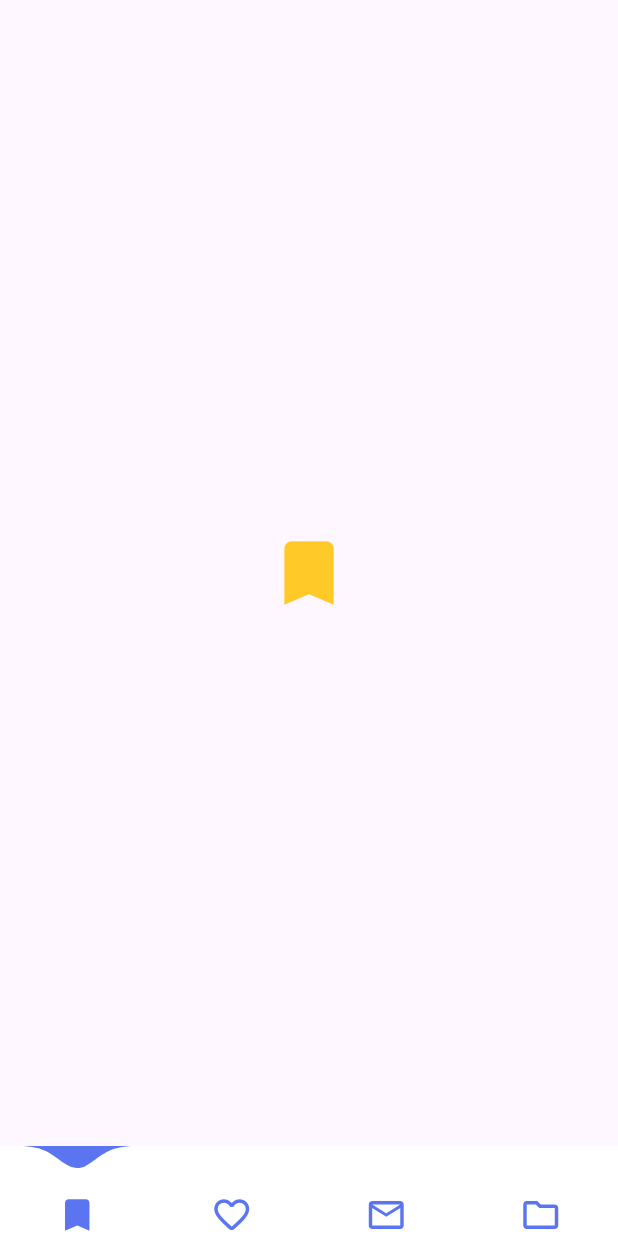
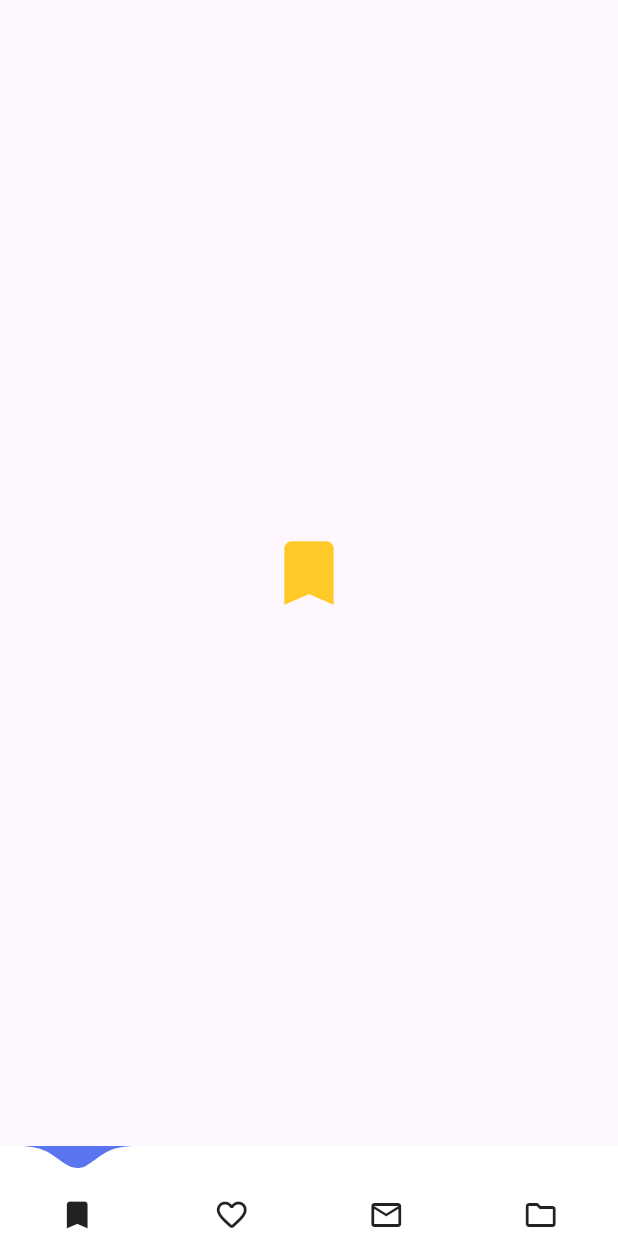
Before and after one commit to watery-desert/water_drop_nav_bar, a Flutter app: the screen it shows after launch, on a phone screen of 412 x 824 dp. Run offline on Flutter 3.47's test engine with Material 3 defaults, Android fonts, the phone set to English and light mode, and no system bars.

Commit message:
removed IconData restriction in BarItem. Now any widget can be used according to UI requirements.

```diff
--- a/example/lib/main.dart
+++ b/example/lib/main.dart
@@ -96,25 +96,25 @@ class _MyHomePageState extends State<MyHomePage> {
               selectedIndex = index;
             });
             pageController.animateToPage(selectedIndex,
-                duration: const Duration(milliseconds: 400),
-                curve: Curves.easeOutQuad);
+                duration: const Duration(milliseconds: 400), curve: Curves.easeOutQuad);
           },
           selectedIndex: selectedIndex,
           barItems: <BarItem>[
             BarItem(
-              filledIcon: Icons.bookmark_rounded,
-              outlinedIcon: Icons.bookmark_border_rounded,
+              filledIcon: const Icon(Icons.bookmark_rounded),
+              outlinedIcon: const Icon(Icons.bookmark_border_rounded),
             ),
             BarItem(
-                filledIcon: Icons.favorite_rounded,
-                outlinedIcon: Icons.favorite_border_rounded),
-            BarItem(
-              filledIcon: Icons.email_rounded,
-              outlinedIcon: Icons.email_outlined,
+              filledIcon: const Icon(Icons.favorite_rounded),
+              outlinedIcon: const Icon(Icons.favorite_border_rounded),
             ),
             BarItem(
-              filledIcon: Icons.folder_rounded,
-              outlinedIcon: Icons.folder_outlined,
+              filledIcon: const Icon(Icons.email_rounded),
+              outlinedIcon: const Icon(Icons.email_outlined),
+            ),
+            BarItem(
+              filledIcon: const Icon(Icons.folder_rounded),
+              outlinedIcon: const Icon(Icons.folder_outlined),
             ),
           ],
         ),
--- a/lib/src/bar_item.dart
+++ b/lib/src/bar_item.dart
@@ -2,10 +2,10 @@ import 'package:flutter/material.dart';
 
 class BarItem {
   /// Selected or active icon must be filled icon and complementary to inactive icon.
-  final IconData filledIcon;
+  final Widget filledIcon;
 
   /// Normal or inactive icon must be outlined icon and complementary to active icon.
-  final IconData outlinedIcon;
+  final Widget outlinedIcon;
   BarItem({
     required this.filledIcon,
     required this.outlinedIcon,
--- a/lib/src/build_icon_button.dart
+++ b/lib/src/build_icon_button.dart
@@ -5,8 +5,8 @@ import 'icon_clipper.dart';
 class BuildIconButton extends StatelessWidget {
   final VoidCallback onPressed;
   final AnimationController controller;
-  final IconData selectedIcon;
-  final IconData unslectedIcon;
+  final Widget selectedIcon;
+  final Widget unslectedIcon;
   final int seletedIndex;
   final int index;
   final Color color;
@@ -80,14 +80,12 @@ class BuildIconButton extends StatelessWidget {
             Transform.scale(
               scale: _bottomIconScale(),
               child: Opacity(
-                  opacity: controller.value > 0.8 && seletedIndex == index
-                      ? 0.0
-                      : 1.0,
-                  child: Icon(
-                    unslectedIcon,
-                    size: iconSize,
-                    color: inactiveColor,
-                  )),
+                opacity: controller.value > 0.8 && seletedIndex == index ? 0.0 : 1.0,
+                child: SizedBox(
+                  height: iconSize,
+                  child: unslectedIcon,
+                ),
+              ),
             ),
             Transform.scale(
               scale: _topIconScale(),
@@ -96,15 +94,11 @@ class BuildIconButton extends StatelessWidget {
                   radius: _clipRadius(),
                 ),
                 child: Opacity(
-                  opacity: controller.value > 0.6 && seletedIndex == index
-                      ? 1.0
-                      : 0.0,
-                  child: Icon(
-                    selectedIcon,
-                    size: iconSize,
-                    color: color,
-                  ),
-                ),
+                    opacity: controller.value > 0.6 && seletedIndex == index ? 1.0 : 0.0,
+                    child: SizedBox(
+                      height: iconSize,
+                      child: selectedIcon,
+                    )),
               ),
             ),
           ],
--- a/pubspec.yaml
+++ b/pubspec.yaml
@@ -13,6 +13,6 @@ dependencies:
 dev_dependencies:
   flutter_test:
     sdk: flutter
-  flutter_lints: ^1.0.4
+  flutter_lints: ^4.0.0
 flutter:
   uses-material-design: true
```
Also changed, not shown: 1 other file.
